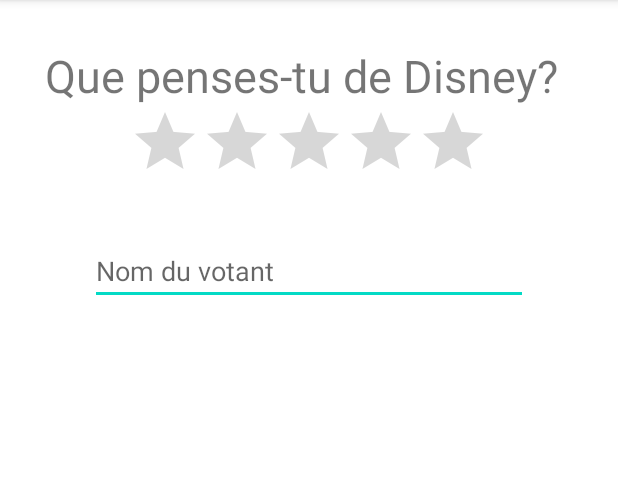
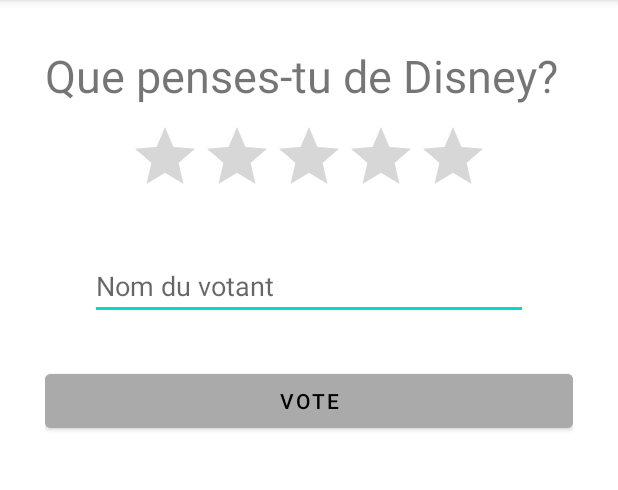
Before and after one commit to Aylazcano/A21-4203N5-VotoDroid-Lazcano, an Android app: the VoteActivity screen opened directly, with no data from a screen before it, on a phone screen of 412 x 824 dp, the part 84-574 px from its top. Run offline under Robolectric (Android 15) with nearby library versions, the phone set to English and light mode, and no system bars.

Commit message:
FCT: Écran de vote complété

```diff
--- a/app/src/main/res/layout/activity_vote.xml
+++ b/app/src/main/res/layout/activity_vote.xml
@@ -20,6 +20,7 @@
         android:id="@+id/ratingBar"
         android:layout_width="wrap_content"
         android:layout_height="wrap_content"
+        android:layout_marginTop="10dp"
         android:numStars="5"
         android:layout_gravity="center_horizontal"
         />
@@ -32,5 +33,11 @@
         android:hint="Nom du votant"
         />
 
+    <Button
+        android:layout_width="match_parent"
+        android:layout_height="wrap_content"
+        android:textColor="@color/black"
+        android:backgroundTint="@android:color/darker_gray"
+        android:text="VOTE"/>
 
 </LinearLayout>
```
